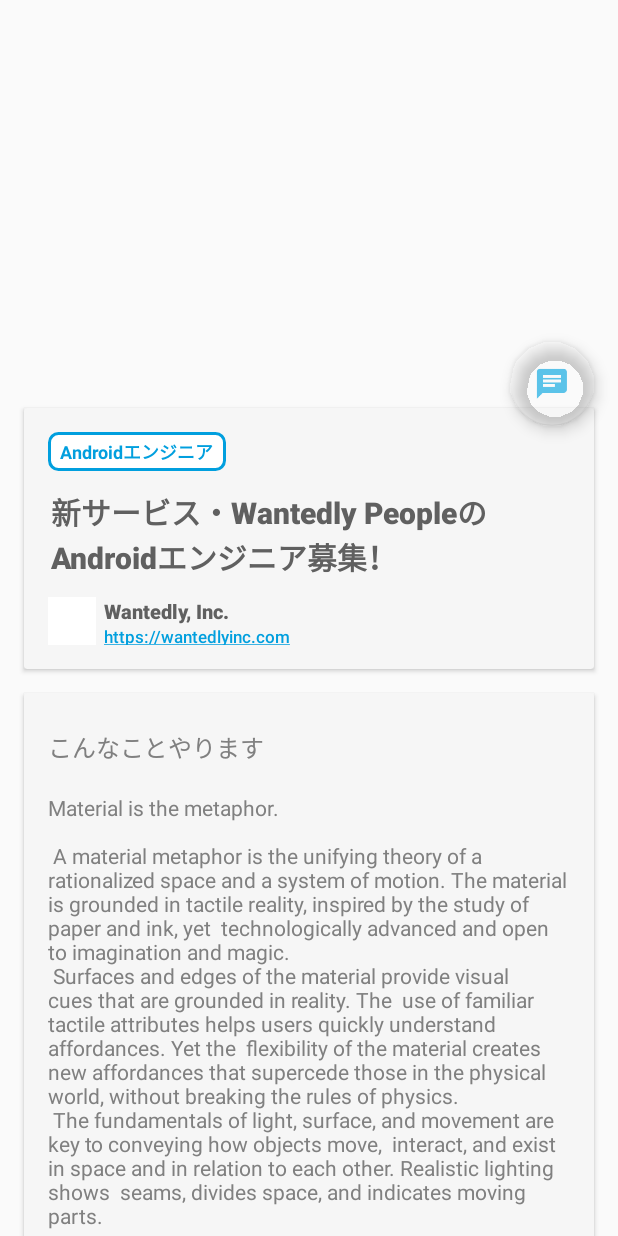
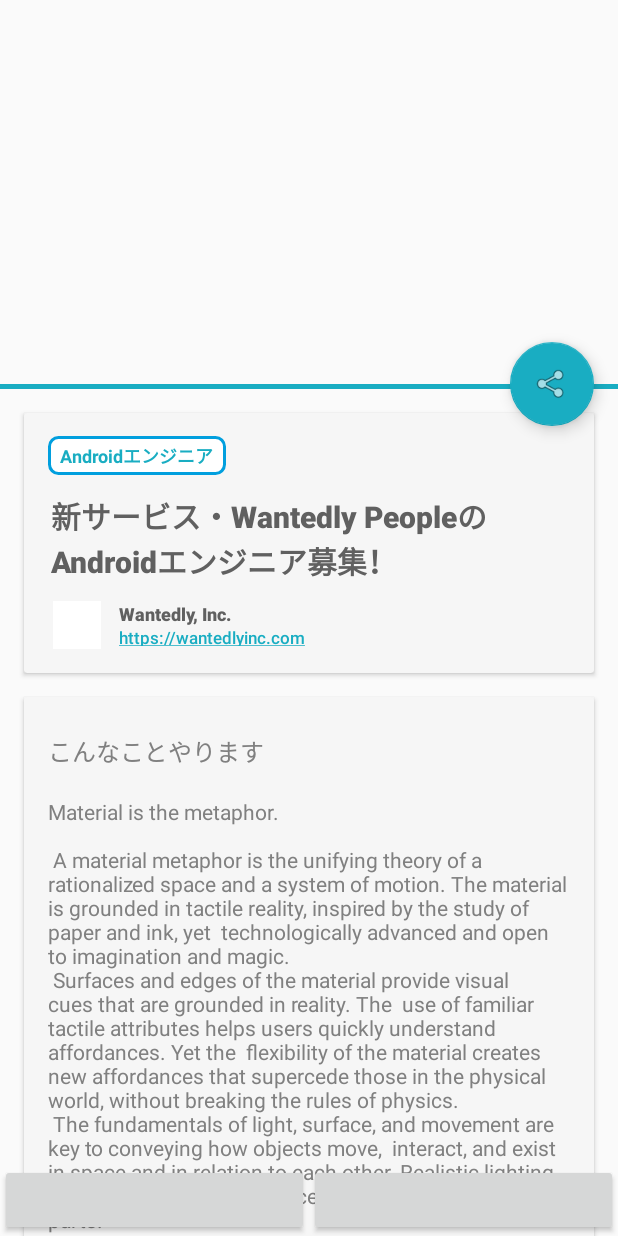
Before and after one commit to mzkii/WantedlyVisit, an Android app: the DetailActivity screen opened directly, with no data from a screen before it, on a phone screen of 412 x 824 dp. Run offline under Robolectric (Android 15) with nearby library versions, the phone set to English and light mode, and no system bars; libraries missing offline, so code that uses them is left out: kotterknife.bindView; plain views replace RoundedImageView; pictures from the network do not load; 14 statements that could not run were skipped.

Commit message:
詳細画面のレイアウトを変更した
画面下部に常時ボタンを表示するようにした
その他細かな修正

```diff
--- a/app/src/main/res/layout/activity_detail.xml
+++ b/app/src/main/res/layout/activity_detail.xml
@@ -37,18 +37,26 @@
 
     <android.support.v4.widget.NestedScrollView
         android:layout_width="match_parent"
-        android:layout_height="match_parent"
+        android:layout_height="wrap_content"
         app:layout_behavior="@string/appbar_scrolling_view_behavior">
+
 
         <LinearLayout
             android:layout_width="match_parent"
             android:layout_height="match_parent"
             android:orientation="vertical">
 
+            <ImageView
+                android:id="@+id/line01"
+                android:layout_width="match_parent"
+                android:layout_height="3dp"
+                android:background="@color/colorPrimary" />
+
             <android.support.v7.widget.CardView
                 android:layout_width="match_parent"
                 android:layout_height="wrap_content"
                 android:layout_margin="@dimen/card_margin"
+                android:layout_marginLeft="18dp"
                 app:cardBackgroundColor="#F6F6F6">
 
                 <LinearLayout
@@ -56,8 +64,7 @@
                     android:layout_width="match_parent"
                     android:layout_height="wrap_content"
                     android:paddingBottom="16dp"
-                    android:paddingTop="16dp">
-
+                    android:paddingTop="15dp">
 
                     <TextView
                         android:id="@+id/description_looking_for"
@@ -65,6 +72,7 @@
                         android:layout_height="wrap_content"
                         android:layout_above="@+id/title"
                         android:layout_alignStart="@+id/view"
+                        android:layout_weight="1"
                         android:background="@drawable/frame_style"
                         android:paddingBottom="4dp"
                         android:paddingLeft="8dp"
@@ -72,7 +80,7 @@
                         android:paddingTop="4dp"
                         android:text="Androidエンジニア"
                         android:textAppearance="?android:attr/textAppearanceMedium"
-                        android:textColor="#019fde"
+                        android:textColor="@color/colorPrimary"
                         android:textSize="12sp"
                         android:textStyle="bold" />
 
@@ -101,6 +109,7 @@
                             android:layout_height="32dp"
                             android:layout_alignParentEnd="true"
                             android:layout_alignParentTop="true"
+                            android:layout_marginLeft="3dp"
                             android:layout_weight="1"
                             android:background="#FFF"
                             android:scaleType="fitCenter"
@@ -110,7 +119,8 @@
                             android:layout_width="match_parent"
                             android:layout_height="match_parent"
                             android:orientation="vertical"
-                            android:paddingLeft="5dp">
+                            android:paddingBottom="2dp"
+                            android:paddingLeft="12dp">
 
                             <TextView
                                 android:id="@+id/detail_company"
@@ -120,7 +130,7 @@
                                 android:text="Wantedly, Inc."
                                 android:textAppearance="@style/TextAppearance.AppCompat.Title"
                                 android:textColor="#606060"
-                                android:textSize="13sp"
+                                android:textSize="12sp"
                                 android:textStyle="bold" />
 
                             <TextView
@@ -132,7 +142,7 @@
                                 android:text="https://wantedlyinc.com"
                                 android:textAppearance="@style/TextAppearance.AppCompat.Title"
                                 android:textColor="#808080"
-                                android:textColorLink="#019fde"
+                                android:textColorLink="@color/colorPrimary"
                                 android:textSize="11sp"
                                 android:textStyle="normal" />
 
@@ -175,21 +185,41 @@
                 </LinearLayout>
 
             </android.support.v7.widget.CardView>
-
-
+            <View
+                android:id="@+id/anchor_view"
+                android:layout_width="match_parent"
+                android:layout_height="wrap_content" />
         </LinearLayout>
-
     </android.support.v4.widget.NestedScrollView>
 
     <android.support.design.widget.FloatingActionButton
+        android:id="@+id/fab"
         android:layout_width="wrap_content"
         android:layout_height="wrap_content"
         android:layout_margin="@dimen/fab_margin"
-        android:background="#FFF"
-        android:clickable="true"
-        android:hapticFeedbackEnabled="false"
-        android:src="@drawable/ic_action_name"
+        android:src="@android:drawable/ic_menu_share"
+        app:backgroundTint="@color/colorPrimary"
         app:layout_anchor="@id/appbar"
-        app:layout_anchorGravity="bottom|right|end" />
+        app:layout_anchorGravity="bottom|end" />
 
+
+    <LinearLayout
+
+        android:layout_width="match_parent"
+        android:layout_height="wrap_content"
+        android:orientation="horizontal"
+        app:layout_anchor="@id/anchor_view"
+        app:layout_anchorGravity="bottom">
+
+        <Button
+            android:layout_width="0dp"
+            android:layout_height="wrap_content"
+            android:layout_weight="1"/>
+
+
+        <Button
+            android:layout_width="0dp"
+            android:layout_height="wrap_content"
+            android:layout_weight="1"/>
+    </LinearLayout>
 </android.support.design.widget.CoordinatorLayout>
--- a/app/src/main/res/layout/item.xml
+++ b/app/src/main/res/layout/item.xml
@@ -47,8 +47,8 @@
                 android:layout_above="@+id/description"
                 android:layout_alignParentStart="true"
                 android:gravity="center_vertical"
-                android:paddingLeft="11dp"
-                android:paddingRight="8dp"
+                android:paddingLeft="5dp"
+                android:paddingRight="5dp"
                 android:paddingTop="6dp"
                 android:singleLine="false"
                 android:text="〔マッハバイト〕リブセンスの主力メディアをひっぱるデザイナー募集"
@@ -67,10 +67,10 @@
                 android:enabled="false"
                 android:gravity="top|left"
                 android:maxLines="2"
-                android:paddingBottom="8dp"
-                android:paddingLeft="11dp"
-                android:paddingRight="8dp"
-                android:paddingTop="6dp"
+                android:paddingBottom="10dp"
+                android:paddingLeft="5dp"
+                android:paddingRight="5dp"
+                android:paddingTop="5dp"
                 android:text="クリエイティブ力でメディアを成長させるデザイナーを募集します。もっと満足度の高いUI設計をしたい、という強い思いから募集を開始しました。運営サービスの社会的意義を理解した上で、クリエイティブ力による課題解決を行っていただきます！■具体的な業務イメージ"
                 android:textAppearance="?android:attr/textAppearanceSmall"
                 android:textColor="#ffffff"
@@ -83,7 +83,6 @@
                 android:layout_height="wrap_content"
                 android:layout_above="@+id/title"
                 android:layout_alignStart="@+id/view"
-                android:layout_marginLeft="9dp"
                 android:background="@drawable/frame_style"
                 android:paddingBottom="4dp"
                 android:paddingLeft="8dp"
@@ -91,7 +90,7 @@
                 android:paddingTop="4dp"
                 android:text="Android Engineer"
                 android:textAppearance="?android:attr/textAppearanceMedium"
-                android:textColor="#019fde"
+                android:textColor="@color/colorPrimary"
                 android:textSize="12sp"
                 android:textStyle="bold" />
         </RelativeLayout>
--- a/app/src/main/res/values/colors.xml
+++ b/app/src/main/res/values/colors.xml
@@ -3,5 +3,4 @@
     <color name="colorPrimary">#19adc2</color>
     <color name="colorPrimaryDark">#1697aa</color>
     <color name="colorAccent">#00ffffff</color>
-    <color name="logoColor">#FF4081</color>
 </resources>
```
